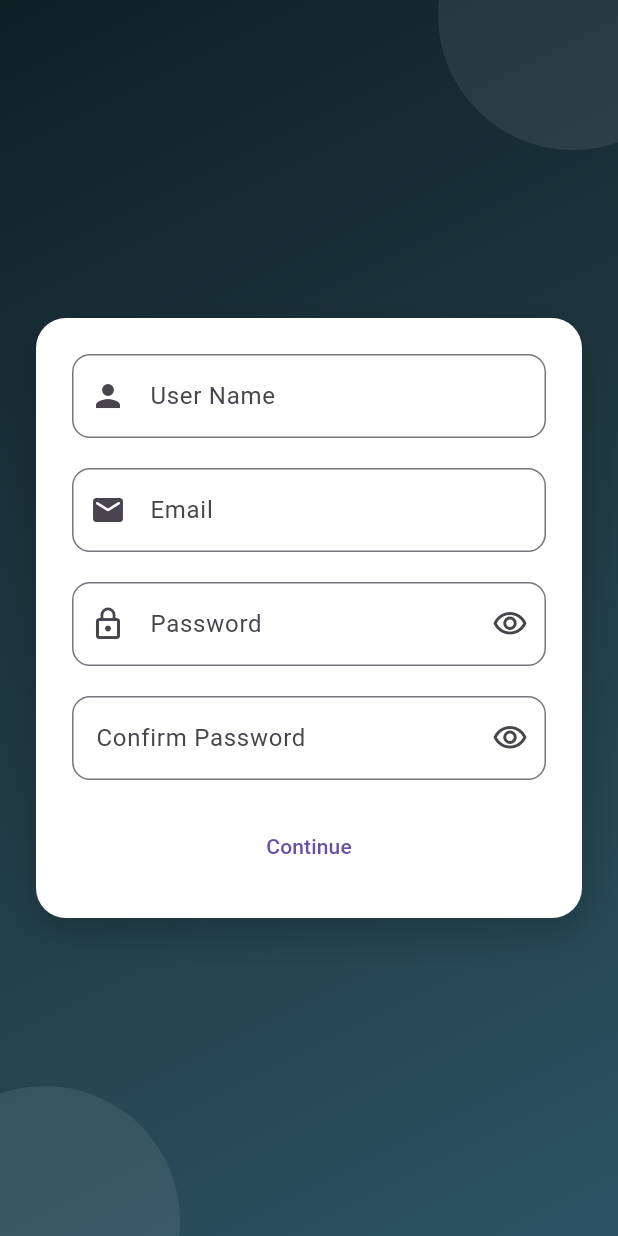
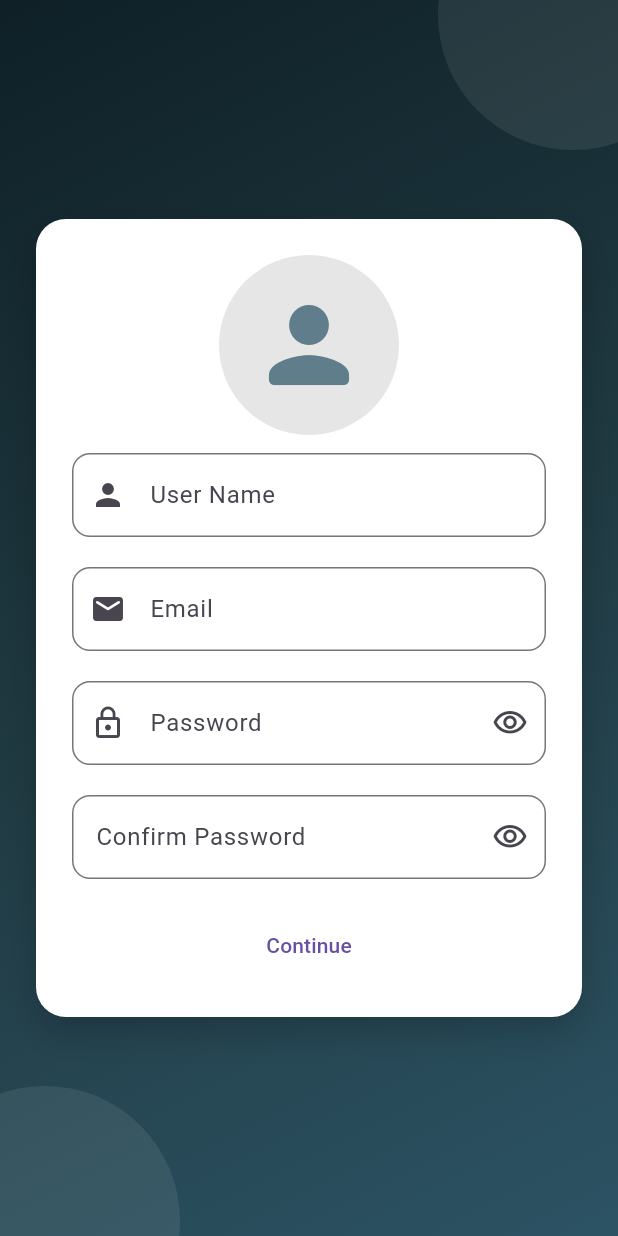
Before and after one commit to vickyrana2401/loginpage, a Flutter app: the screen it shows after launch, after a tap on "Register", on a phone screen of 412 x 824 dp. Run offline on Flutter 3.47's test engine with Material 3 defaults, Android fonts, the phone set to English and light mode, and no system bars; our stand-ins replace firebase_auth, firebase_core, fluttertoast; accounts and stored records are empty.

Commit message:
update 2.2

```diff
--- a/lib/Pages/RegisterPage.dart
+++ b/lib/Pages/RegisterPage.dart
@@ -11,6 +11,20 @@ class Registerpage extends StatelessWidget {
         child: Column(
                       mainAxisAlignment: MainAxisAlignment.center,
                         children: [
+                          Container(
+                            height:120,
+                            width:120,
+                            decoration: BoxDecoration(
+                              color:Colors.black45.withValues(alpha:0.1),
+                              shape: BoxShape.circle,
+                            ),
+                            child: const Icon(
+                              Icons.person_rounded,
+                              color:Colors.blueGrey,
+                              size:80,
+                            ),
+                          ),
+                          SizedBox(height: 12),
                           TextField(
                             keyboardType:TextInputType.text,
                             decoration: InputDecoration(
```
